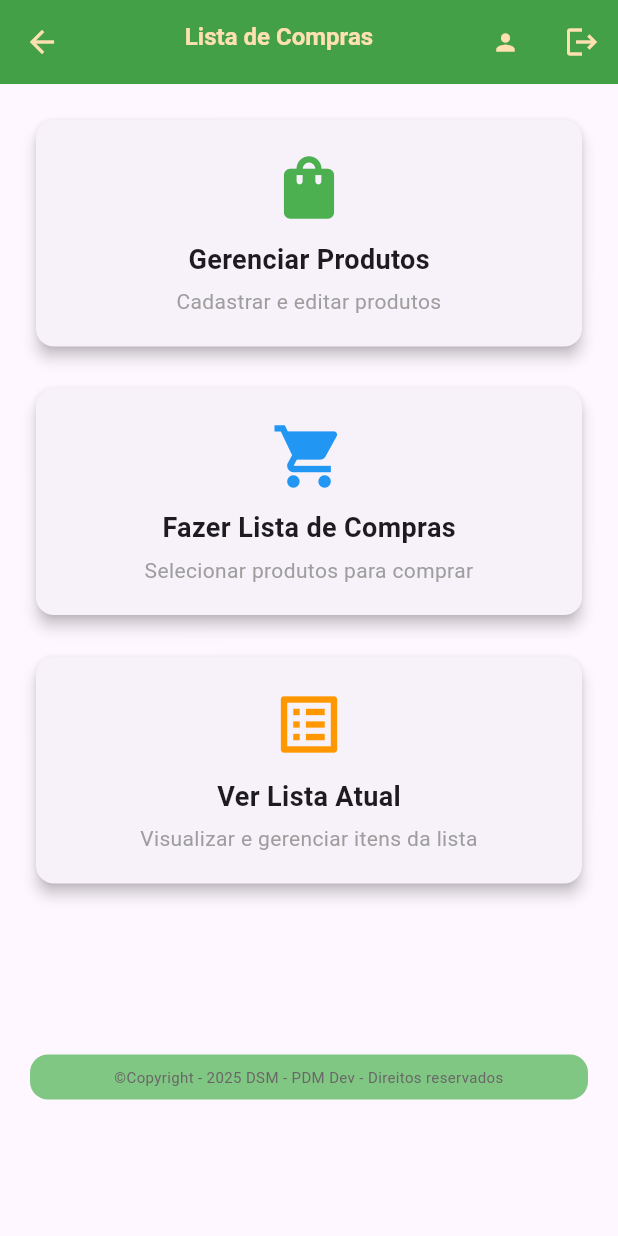
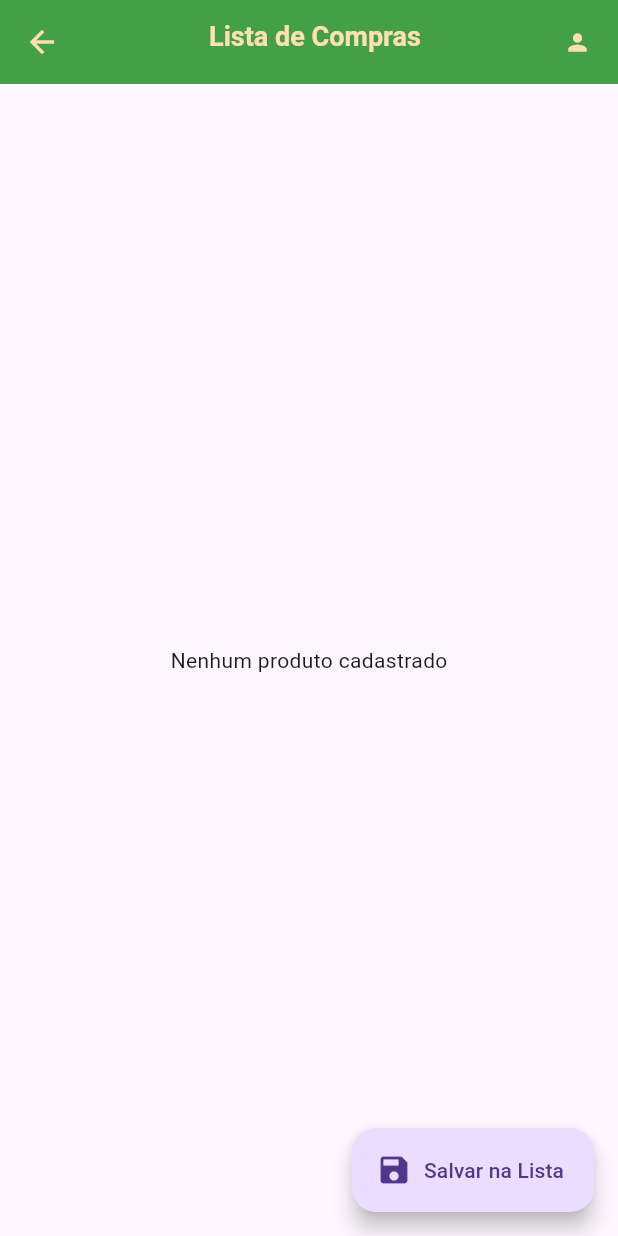
Before and after one commit to fsancho1985/shopping_list, a Flutter app: the HomeTela screen opened by its route, after a tap on "Fazer Lista de Compras", on a phone screen of 412 x 824 dp. Run offline on Flutter 3.47's test engine with Material 3 defaults, Android fonts, the phone set to English and light mode, and no system bars; our stand-ins replace sqflite; accounts and stored records are empty.

Commit message:
criacao tela de compras

```diff
--- a/lib/main.dart
+++ b/lib/main.dart
@@ -1,5 +1,6 @@
 import 'package:app_shopping_list/screens/abre_tela.dart';
 import 'package:app_shopping_list/screens/cadastro_tela.dart';
+import 'package:app_shopping_list/screens/compras_tela.dart';
 import 'package:app_shopping_list/screens/home_tela.dart';
 import 'package:app_shopping_list/screens/login_tela.dart';
 import 'package:flutter/material.dart';
@@ -20,7 +21,8 @@ class MainApp extends StatelessWidget {
         '/abre' : (context) => const AbreTela(),
         '/cadastro' : (context) => const CadastroTela(),
         '/login' : (context) => const LoginTela(),
-        '/home' : (context) => const HomeTela()
+        '/home' : (context) => const HomeTela(),
+        '/compras' : (context) => const ComprasTela(),
       }
     );
   }
--- /dev/null
+++ b/lib/screens/compras_tela.dart
@@ -0,0 +1,354 @@
+
+
+import 'package:flutter/cupertino.dart';
+import 'package:flutter/material.dart';
+
+import '../models/compra.dart';
+import '../models/lista_compra.dart';
+import '../models/produto.dart';
+import '../services/database_service.dart';
+import '../services/sessao_service.dart';
+
+class ComprasTela extends StatefulWidget {
+  const ComprasTela({super.key});
+
+  @override
+  State<ComprasTela> createState() => _ComprasTelaState();
+}
+
+class _ComprasTelaState extends State<ComprasTela> {
+  List<Produto> produtos = [];
+  Map<int, bool> selecionados = {};
+  Map<int, TextEditingController> quantidadeControllers = {};
+  bool _carregando = true;
+  ListaCompra? _listaAtiva;
+  List<Compra> _comprasExistentes = []; // Para armazenar compras já existentes
+
+  @override
+  void initState() {
+    super.initState();
+    carregarDados();
+  }
+
+  Future<void> carregarDados() async {
+    try {
+      final produtoDao = await DatabaseService.produtoDao;
+      final listaCompraDao = await DatabaseService.listaCompraDao;
+      final compraDao = await DatabaseService.compraDao;
+
+      final listaAtiva = await listaCompraDao.getListaAtiva();
+      final listaProdutos = await produtoDao.getTodosProdutos();
+
+      // Carregar compras existentes se houver lista ativa
+      List<Compra> comprasExistentes = [];
+      if (listaAtiva != null) {
+        comprasExistentes = await compraDao.getComprasBasicasPorLista(
+          listaAtiva.id!,
+        );
+      }
+
+      setState(() {
+        produtos = listaProdutos;
+        _listaAtiva = listaAtiva;
+        _comprasExistentes = comprasExistentes;
+
+        // Inicializar selecionados e controllers
+        for (var p in listaProdutos) {
+          final id = p.id!;
+
+          // Verificar se o produto já está na lista de compras
+          final compraExistente = comprasExistentes.firstWhere(
+                (compra) => compra.produtoId == id,
+            orElse: () => Compra(produtoId: -1, quantidade: 0, listaId: -1),
+          );
+
+          selecionados[id] = compraExistente.produtoId != -1;
+          quantidadeControllers[id] = TextEditingController(
+            text: compraExistente.produtoId != -1
+                ? compraExistente.quantidade.toString()
+                : '',
+          );
+        }
+
+        _carregando = false;
+      });
+    } catch (e) {
+      setState(() => _carregando = false);
+      ScaffoldMessenger.of(
+        context,
+      ).showSnackBar(SnackBar(content: Text('Erro ao carregar dados: $e')));
+    }
+  }
+
+  Future<void> salvarCompras() async {
+    if (_listaAtiva == null) {
+      ScaffoldMessenger.of(context).showSnackBar(
+        const SnackBar(content: Text('Nenhuma lista ativa encontrada')),
+      );
+      return;
+    }
+
+    try {
+      final compraDao = await DatabaseService.compraDao;
+      int itensSalvos = 0;
+      int itensAtualizados = 0;
+
+      for (var produto in produtos) {
+        final id = produto.id!;
+        final quantidade =
+            double.tryParse(quantidadeControllers[id]!.text) ?? 0;
+
+        // Verificar se o produto já existe nas compras
+        final compraExistenteIndex = _comprasExistentes.indexWhere(
+              (compra) => compra.produtoId == id,
+        );
+
+        if (selecionados[id] == true && quantidade > 0) {
+          final compra = Compra(
+            produtoId: id,
+            quantidade: quantidade,
+            listaId: _listaAtiva!.id!,
+            comprado: false,
+          );
+
+          if (compraExistenteIndex != -1) {
+            // Atualizar compra existente usando copyWith
+            final compraAtualizada = _comprasExistentes[compraExistenteIndex]
+                .copyWith(quantidade: quantidade);
+            await compraDao.updateCompra(compraAtualizada);
+            itensAtualizados++;
+          } else {
+            // Inserir nova compra
+            await compraDao.insertCompra(compra);
+            itensSalvos++;
+          }
+        } else if (compraExistenteIndex != -1) {
+          // Remover compra se foi desmarcada
+          await compraDao.deleteCompra(
+            _comprasExistentes[compraExistenteIndex].id!,
+          );
+        }
+      }
+
+      String mensagem = '';
+      if (itensSalvos > 0 && itensAtualizados > 0) {
+        mensagem =
+        '$itensSalvos itens salvos e $itensAtualizados itens atualizados na lista "${_listaAtiva!.nome}"!';
+      } else if (itensSalvos > 0) {
+        mensagem = '$itensSalvos itens salvos na lista "${_listaAtiva!.nome}"!';
+      } else if (itensAtualizados > 0) {
+        mensagem =
+        '$itensAtualizados itens atualizados na lista "${_listaAtiva!.nome}"!';
+      } else {
+        mensagem = 'Nenhum item salvo na lista "${_listaAtiva!.nome}"!';
+      }
+
+      ScaffoldMessenger.of(
+        context,
+      ).showSnackBar(SnackBar(content: Text(mensagem)));
+
+      // Navegar para resumo após salvar
+      Navigator.pushReplacementNamed(context, '/resumo');
+    } catch (e) {
+      ScaffoldMessenger.of(
+        context,
+      ).showSnackBar(SnackBar(content: Text('Erro ao salvar compras: $e')));
+    }
+  }
+
+  @override
+  void dispose() {
+    // Dispose dos controllers para evitar memory leaks
+    for (var controller in quantidadeControllers.values) {
+      controller.dispose();
+    }
+    super.dispose();
+  }
+
+  @override
+  Widget build(BuildContext context) {
+    return Scaffold(
+      appBar: AppBar(
+        centerTitle: true,
+        backgroundColor: Colors.green.shade600,
+        foregroundColor: Colors.orange.shade100,
+/*
+        leading: IconButton(
+          icon: const Icon(Icons.arrow_back),
+          onPressed: () => Navigator.pop(context),
+        ),
+*/
+        title: Column(
+          children: [
+            Align(
+              alignment: Alignment.center,
+              child: Text(
+                'Lista de Compras',
+                style: TextStyle(fontSize: 18, fontWeight: FontWeight.bold),
+              ),
+            ),
+            //Informações sobre qual tela está em uso (código)
+            // Align(
+            //   alignment: Alignment.topLeft,
+            //   child: Text(
+            //     'compras_tela',
+            //     style: TextStyle(fontSize: 6, fontWeight: FontWeight.normal),
+            //   ),
+            // ),
+            SizedBox(height: 8.0),
+          ],
+        ),
+
+        actions: [
+          // Informações do usuário logado
+          Padding(
+            padding: const EdgeInsets.symmetric(horizontal: 12.0),
+            child: Row(
+              children: [
+                Icon(Icons.person, color: Colors.orange.shade100, size: 18),
+                const SizedBox(width: 6),
+                Column(
+                  mainAxisAlignment: MainAxisAlignment.center,
+                  crossAxisAlignment: CrossAxisAlignment.start,
+                  children: [
+                    Text(
+                      SessaoService.nomeUsuario ?? 'Usuário',
+                      style: TextStyle(
+                        color: Colors.orange.shade100,
+                        fontSize: 14,
+                        fontWeight: FontWeight.bold,
+                      ),
+                    ),
+                    /*
+                    Text(
+                      SessaoService.emailUsuario ?? '',
+                      style: TextStyle(
+                        color: Colors.orange.shade100,
+                        fontSize: 9,
+                      ),
+                    ),
+*/
+                  ],
+                ),
+              ],
+            ),
+          ),
+          /*
+          // Botão de logout
+          IconButton(
+            icon: const Icon(Icons.logout),
+            onPressed: _fazerLogout,
+            tooltip: 'Sair',
+          ),
+*/
+        ],
+      ),
+      body: _carregando
+          ? const Center(child: CircularProgressIndicator())
+          : produtos.isEmpty
+          ? const Center(child: Text('Nenhum produto cadastrado'))
+          : Column(
+        children: [
+          const SizedBox(height: 8),
+          Container(
+            width: double.infinity,
+            decoration: BoxDecoration(
+              color: Colors.red.shade200,
+              borderRadius: BorderRadius.circular(12),
+            ),
+            padding: const EdgeInsets.symmetric(
+              vertical: 8.0,
+              horizontal: 6.0,
+            ),
+            child: const Text(
+              'Selecionar Produtos',
+              textAlign: TextAlign.center,
+              style: TextStyle(
+                fontSize: 18,
+                fontWeight: FontWeight.bold,
+                color: Color.fromARGB(255, 105, 102, 102),
+              ),
+            ),
+          ),
+          const SizedBox(height: 16),
+          if (_listaAtiva != null)
+            Padding(
+              padding: const EdgeInsets.symmetric(horizontal: 16),
+              child: Text(
+                'Lista: ${_listaAtiva!.nome}',
+                style: const TextStyle(
+                  fontSize: 12,
+                  fontWeight: FontWeight.normal,
+                ),
+              ),
+            ),
+          const SizedBox(height: 16),
+          Expanded(
+            child: ListView.builder(
+              itemCount: produtos.length,
+              itemBuilder: (_, index) {
+                final p = produtos[index];
+                final id = p.id!;
+                return Card(
+                  margin: const EdgeInsets.symmetric(
+                    horizontal: 8,
+                    vertical: 4,
+                  ),
+                  child: ListTile(
+                    leading: Checkbox(
+                      value: selecionados[id] ?? false,
+                      onChanged: (value) {
+                        setState(() {
+                          selecionados[id] = value!;
+                        });
+                      },
+                    ),
+                    title: Text(p.nomeProduto),
+                    subtitle: Text('Unidade: ${p.unidade}'),
+                    trailing: SizedBox(
+                      width: 80,
+                      child: TextField(
+                        controller: quantidadeControllers[id],
+                        keyboardType: TextInputType.number,
+                        decoration: const InputDecoration(
+                          labelText: 'Qtd',
+                          border: OutlineInputBorder(),
+                        ),
+                      ),
+                    ),
+                  ),
+                );
+              },
+            ),
+          ),
+
+          const SizedBox(height: 40),
+          Container(
+            width: double.infinity,
+            decoration: BoxDecoration(
+              color: Colors.green.shade300,
+              borderRadius: BorderRadius.circular(12),
+            ),
+            padding: const EdgeInsets.symmetric(
+              vertical: 8.0,
+              horizontal: 6.0,
+            ),
+            child: const Text(
+              '©Copyright - 2025 DSM - PDM Dev - Direitos reservados',
+              textAlign: TextAlign.center,
+              style: TextStyle(
+                fontSize: 10,
+                color: Color.fromARGB(255, 105, 102, 102),
+              ),
+            ),
+          ),
+        ],
+      ),
+      floatingActionButton: FloatingActionButton.extended(
+        onPressed: salvarCompras,
+        label: const Text('Salvar na Lista'),
+        icon: const Icon(Icons.save),
+      ),
+    );
+  }
+}
```
